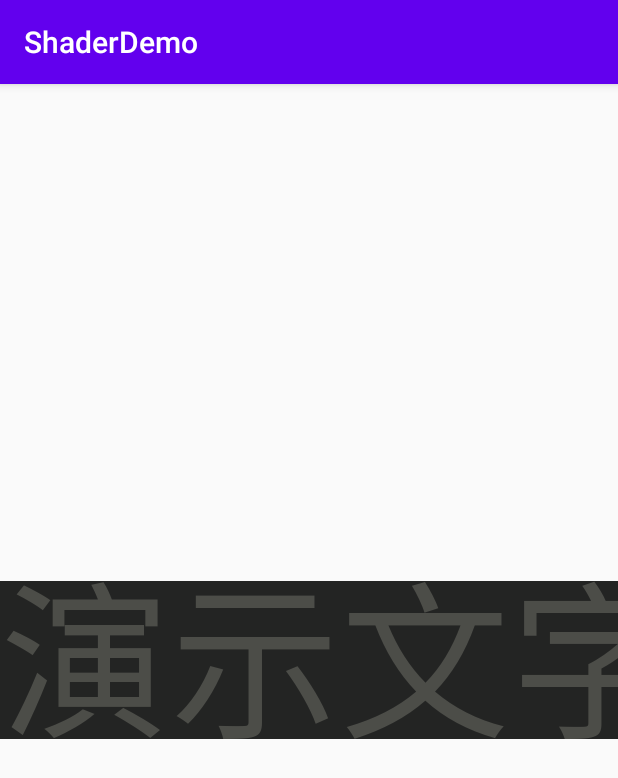
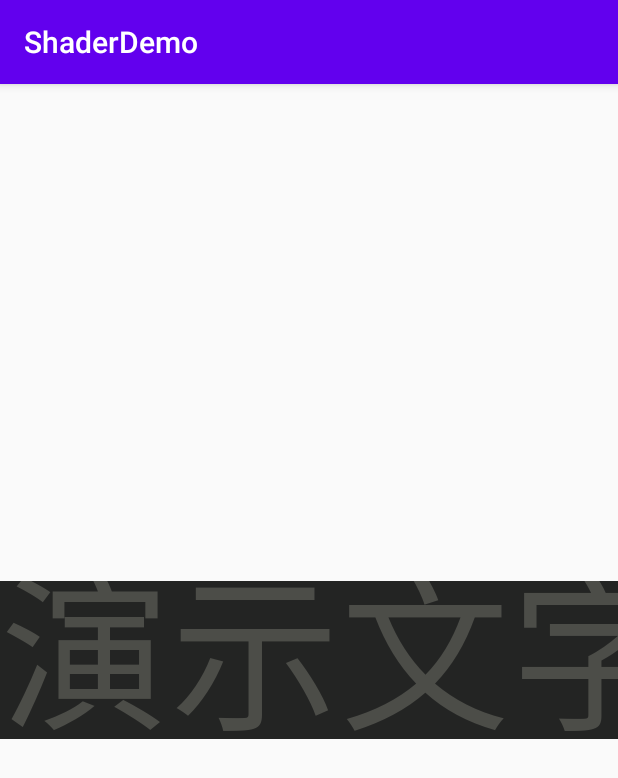
Before and after one commit to mhgd3250905/Android-notes, an Android app: the screen it shows after launch (MainActivity), on a phone screen of 412 x 824 dp. Shown: the top 778 px of the screen. Run offline under Robolectric (Android 15) with nearby library versions, the light colour scheme and no system bars.

Commit message:
1.完善自定义TextView的学习

```diff
--- a/ViewStudy/ShaderDemo/app/src/main/java/com/example/shaderdemo/ShaderTextView.java
+++ b/ViewStudy/ShaderDemo/app/src/main/java/com/example/shaderdemo/ShaderTextView.java
@@ -12,12 +12,15 @@ import android.graphics.Rect;
 import android.graphics.Shader;
 import android.text.TextPaint;
 import android.util.AttributeSet;
+import android.util.Log;
 import android.view.View;
 
 import androidx.annotation.Nullable;
 
 @SuppressLint("AppCompatCustomView")
 public class ShaderTextView extends View {
+    private static final String TAG = "ShaderTextView";
+
     private Paint paint;
     int offset = 0;
     LinearGradient linearGradient;
@@ -114,8 +117,9 @@ public class ShaderTextView extends View {
 
         //计算基线
         Paint.FontMetricsInt fontMetricsInt = paint.getFontMetricsInt();
-        int dy=(fontMetricsInt.bottom-fontMetricsInt.top)/2-fontMetricsInt.bottom;
+        int dy=(fontMetricsInt.descent-fontMetricsInt.ascent)/2-fontMetricsInt.descent;
         int baseLine=getHeight()/2+dy;
+        Log.d(TAG, "baseLine: "+baseLine);
         int x=getPaddingLeft();
         //x: 开始的位置 y: 基线
         canvas.drawText(text, x, baseLine, paint);
```
Also changed, not shown: 3 other files.
